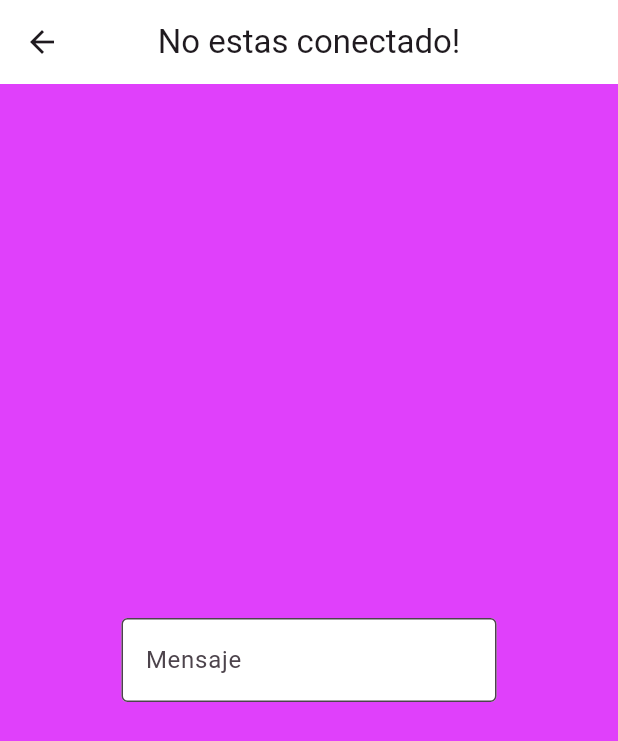
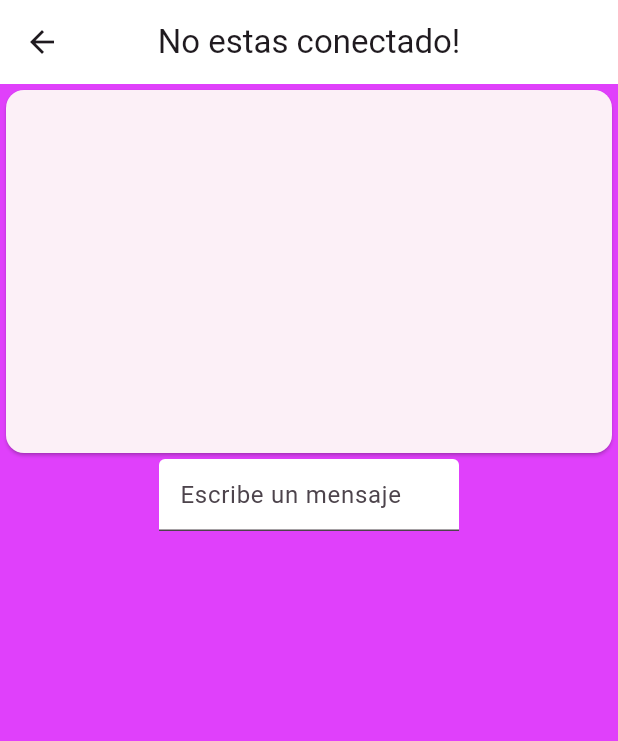
Before and after one commit to NexWan/Prueba-Flutter, a Flutter app: the CommunicateBluetooth screen opened directly, on a phone screen of 412 x 824 dp. Shown: the top 741 px of the screen. Run offline on Flutter 3.47's test engine with Material 3 defaults, Android fonts, the phone set to English and light mode, and no system bars; our stand-ins replace flutter_bluetooth_serial.

Commit message:
Communication with arduino possible, there is a error that I need to fix

```diff
--- a/lib/widgets.dart
+++ b/lib/widgets.dart
@@ -1,5 +1,6 @@
 /*This is like a component in angular, here you do some shit with it's own view
   * It's literally a view object in a MVC*/
+import 'dart:async';
 import 'dart:convert';
 
 import 'package:flutter/cupertino.dart';
@@ -290,47 +291,88 @@ class CommunicateBluetooth extends StatefulWidget {
 }
 
 class _communicateStateClass extends State<CommunicateBluetooth> with AutomaticKeepAliveClientMixin {
+  List<String> messages = [];
+  Stream<String>? messageStream;
+  StreamSubscription<String>? messageSubscription;
+
   @override
   Widget build(BuildContext context) {
     super.build(context);
     var appState = context.watch<MyAppState>();
-
-    appState.connection?.input?.listen((Uint8List data) {
-      print('Data incoming: ${ascii.decode(data)}');
-    });
-
-    // TODO: implement build
+    messageStream = appState.connection?.input?.transform(Uint8ListToStringTransformer()).asBroadcastStream();
     return Builder(builder: (context){
       return Scaffold(
           appBar: AppBar(title: Text(!appState.connected ? "No estas conectado!" : "Conectado a: ${appState.device?.name}"), centerTitle: true, backgroundColor: Colors.white,),
           backgroundColor: Colors.purpleAccent,
-        body:
-        const Column(
-          mainAxisAlignment: MainAxisAlignment.center,
+          body: Column(
             children: [
-            Center(
-                child: Column(
-                    children: [
-                      SizedBox(
-                        width: 250,
+              StreamBuilder<String>(
+                stream: messageStream,
+                builder: (BuildContext context, AsyncSnapshot<String> snapshot) {
+                  if (snapshot.hasData) {
+                    messages.add(snapshot.data!);
+                  }
+                  return Center(
+                    child: SizedBox(
+                      height: 250, // Adjust this value as needed
+                      child: Card(
+                          child: ListView.builder(
+                            itemCount: messages.length,
+                            itemBuilder: (context, index) {
+                              return Padding(
+                                padding: const EdgeInsets.symmetric(vertical: 2.0), // Adjust this value as needed
+                                child: ListTile(
+                                  title: Text(messages[index]),
+                                ),
+                              );
+                            },
+                          )
+                      ),
+                    ),
+                  );
+                },
+              ),
+              Expanded(
+                child: SizedBox(
+                  height: 70,
+                  width: 200,
                   child: TextField(
-                          obscureText: false,
-                          decoration: InputDecoration(
-                            border: OutlineInputBorder(),
-                            labelText: 'Mensaje',
+                    onSubmitted: (value) {
+                      appState.connection?.output.add(utf8.encode(value));
+                    },
+                    decoration: const InputDecoration(
+                      hintText: 'Escribe un mensaje',
+                      contentPadding: EdgeInsets.all(10),
                       filled: true,
                       fillColor: Colors.white,
                     ),
                   ),
+                ),
               )
-                    ]
-                )
-            ),
             ],
           ),
       );
     });
   }
+
   @override
   bool get wantKeepAlive => true;
 }
+
+class Uint8ListToStringTransformer extends StreamTransformerBase<Uint8List, String> {
+  final _buffer = StringBuffer();
+
+  @override
+  Stream<String> bind(Stream<Uint8List> stream) {
+    return stream.transform(StreamTransformer<Uint8List, String>.fromHandlers(
+      handleData: (data, sink) {
+        var str = utf8.decode(data);
+        _buffer.write(str);
+        if (_buffer.toString().endsWith('\n')) {
+          sink.add(_buffer.toString());
+          _buffer.clear();
+        }
+      },
+    ));
+  }
+}
```
Lines whose indentation alone changed are shown as unchanged.
